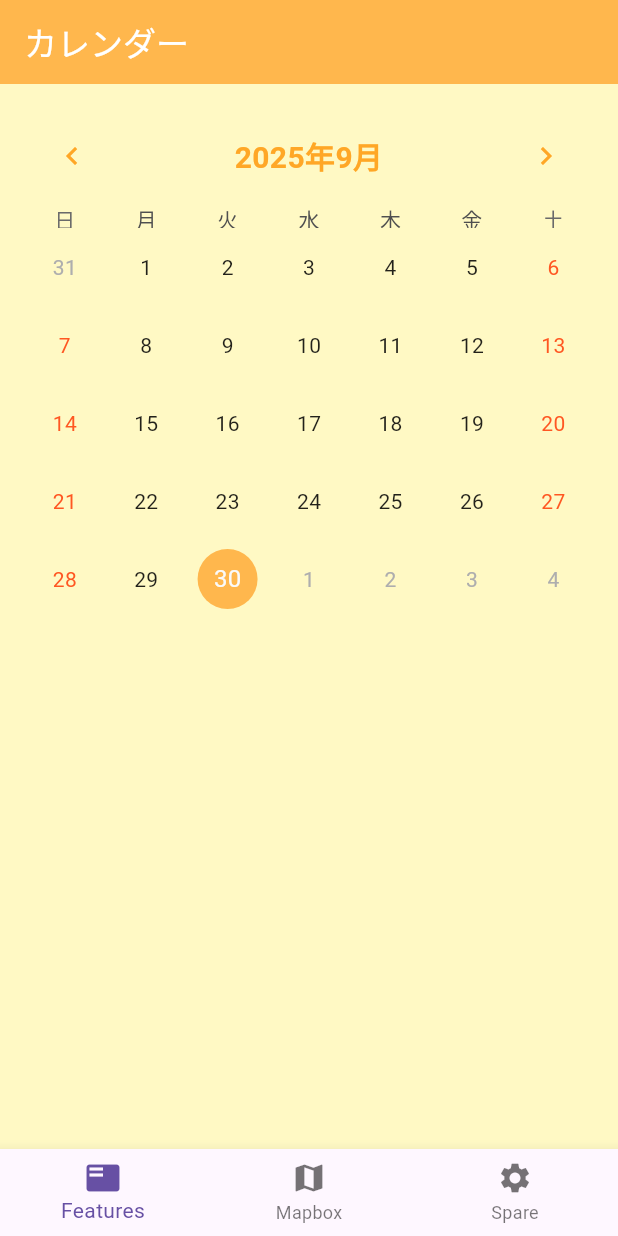
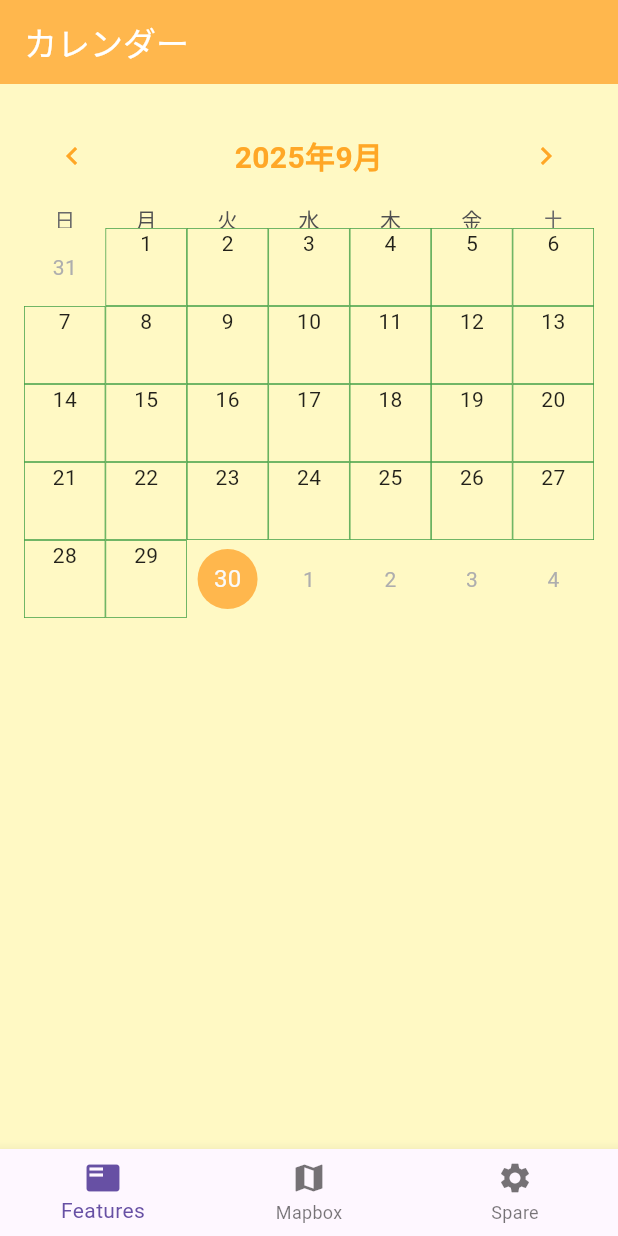
Before and after one commit to yassan16/life-platter, a Flutter app: the screen it shows after launch, on a phone screen of 412 x 824 dp. Run offline on Flutter 3.47's test engine with Material 3 defaults, Android fonts, the phone set to English and light mode, and no system bars; drawn by our look-alikes of table_calendar; our stand-ins replace go_router.

Commit message:
feat: デフォルトのセルを仮カスタマイズ

```diff
--- a/lib/features/tab_cooking_calendar/presentation/cooking_calendar_page.dart
+++ b/lib/features/tab_cooking_calendar/presentation/cooking_calendar_page.dart
@@ -35,7 +35,32 @@ class _CookingCalendarPageState extends State<CookingCalendarPage> {
                 firstDay: DateTime.utc(2020, 1, 1),
                 lastDay: DateTime.utc(2030, 12, 31),
                 focusedDay: _focusedDay,
+                calendarBuilders: CalendarBuilders(
+                  // デフォルトのセルをカスタマイズ
+                  defaultBuilder: (
+                    BuildContext context,
+                    DateTime day,
+                    DateTime focusedDay,
+                  ) {
+                    return AnimatedContainer(
+                      duration: const Duration(milliseconds: 250),
+                      margin: EdgeInsets.zero,
+                      decoration: BoxDecoration(
+                        border: Border.all(
+                          color: Colors.green[600]!,
+                          width: 0.5,
+                        ),
+                      ),
+                      alignment: Alignment.topCenter,
+                      child: Text(
+                        day.day.toString(),
+                        style: TextStyle(color: Colors.black87),
+                      ),
+                    );
+                  },
+                ),
                 selectedDayPredicate: (day) => isSameDay(_selectedDay, day),
+                // カレンダー自体のスタイル
                 calendarStyle: const CalendarStyle(
                   todayDecoration: BoxDecoration(
                     color: Color(0xFFFFB74D),
@@ -48,6 +73,7 @@ class _CookingCalendarPageState extends State<CookingCalendarPage> {
                   weekendTextStyle: TextStyle(color: Colors.deepOrange),
                   defaultTextStyle: TextStyle(color: Colors.black87),
                 ),
+                // ヘッダーのスタイル
                 headerStyle: const HeaderStyle(
                   formatButtonVisible: false,
                   titleCentered: true,
@@ -65,6 +91,7 @@ class _CookingCalendarPageState extends State<CookingCalendarPage> {
                     color: Color(0xFFFFA726),
                   ),
                 ),
+                // 日付選択時の処理
                 onDaySelected: (selectedDay, focusedDay) {
                   setState(() {
                     _selectedDay = selectedDay;
@@ -74,6 +101,7 @@ class _CookingCalendarPageState extends State<CookingCalendarPage> {
                 },
               ),
             ),
+            // 登録した料理
             if (_selectedDay != null && _mealNotes[_selectedDay] != null)
               Padding(
                 padding: const EdgeInsets.symmetric(
```
